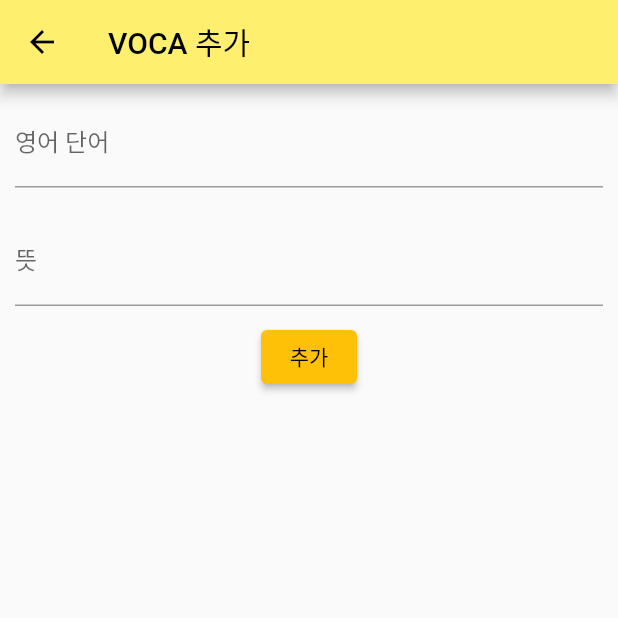
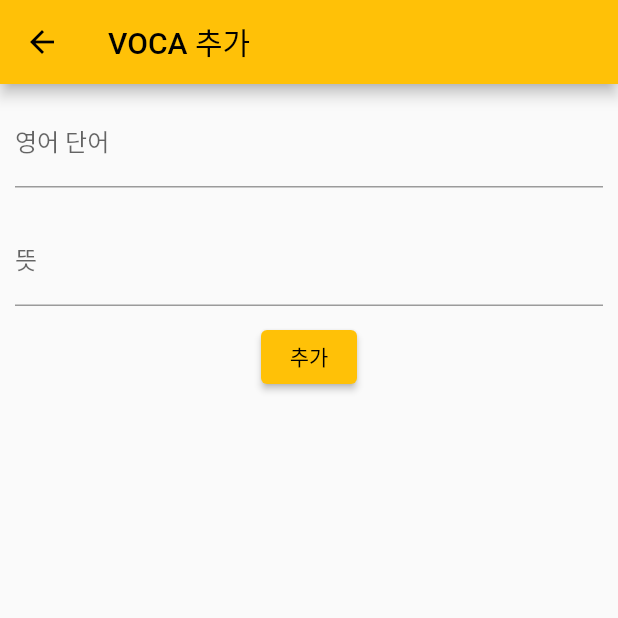
Before and after one commit to Doit-Diary/Doit-Diary, a Flutter app: the VocaList screen opened by its route, after a tap on the "add" icon, on a phone screen of 412 x 824 dp, the top half of it. Run offline on Flutter 3.47's test engine with Material 2 defaults, Android fonts, the phone set to English and light mode, and no system bars; our stand-ins replace shared_preferences, sqflite; accounts and stored records are empty.

Commit message:
vocaList 조건문 수정, addVoca.dart랑 vocaList.dart 색상 수정

```diff
--- a/lib/addVoca.dart
+++ b/lib/addVoca.dart
@@ -30,7 +30,7 @@ class _AddVoca extends State<AddVoca> {
     return Scaffold(
       appBar: AppBar(
         title: Text('VOCA 추가', style: TextStyle(color: Colors.black)),
-        backgroundColor: const Color(0xffffef6f),
+        backgroundColor: Colors.amber,
       ),
       body: Container(
         child: Center(
--- a/lib/vocaList.dart
+++ b/lib/vocaList.dart
@@ -29,7 +29,7 @@ class _VocaList extends State<VocaList>{ // 전체적으로 데이터 리스트
     return Scaffold(
       appBar: AppBar(
         title: Text('단어장', style: TextStyle(color: Colors.black)),
-        backgroundColor: const Color(0xffffef6f),
+        backgroundColor: Colors.amber,
       ),
       body: Container(
         child: FutureBuilder(
@@ -42,10 +42,11 @@ class _VocaList extends State<VocaList>{ // 전체적으로 데이터 리스트
               case ConnectionState.active:
                 return CircularProgressIndicator();
               case ConnectionState.done:
-                if((snapshot.data as List).isNotEmpty&& (snapshot.data as List).contains(MyApp.user_key)){
+                if((snapshot.data as List).isNotEmpty){
                   return ListView.builder(
                     itemBuilder: (context,index){
                       Voca voca = (snapshot.data as List<Voca>)[index];
+                      if(voca.user_key==MyApp.user_key) {
                         return ListTile(
                           title:Text(
                             voca.eng!,
@@ -90,6 +91,9 @@ class _VocaList extends State<VocaList>{ // 전체적으로 데이터 리스트
                             _deleteVoca(result);
                           },
                         );
+                      }else{
+                        return Padding(padding: EdgeInsets.all(0));
+                      }
                     },
                     itemCount: (snapshot.data as List<Voca>).length,
                   );
```
